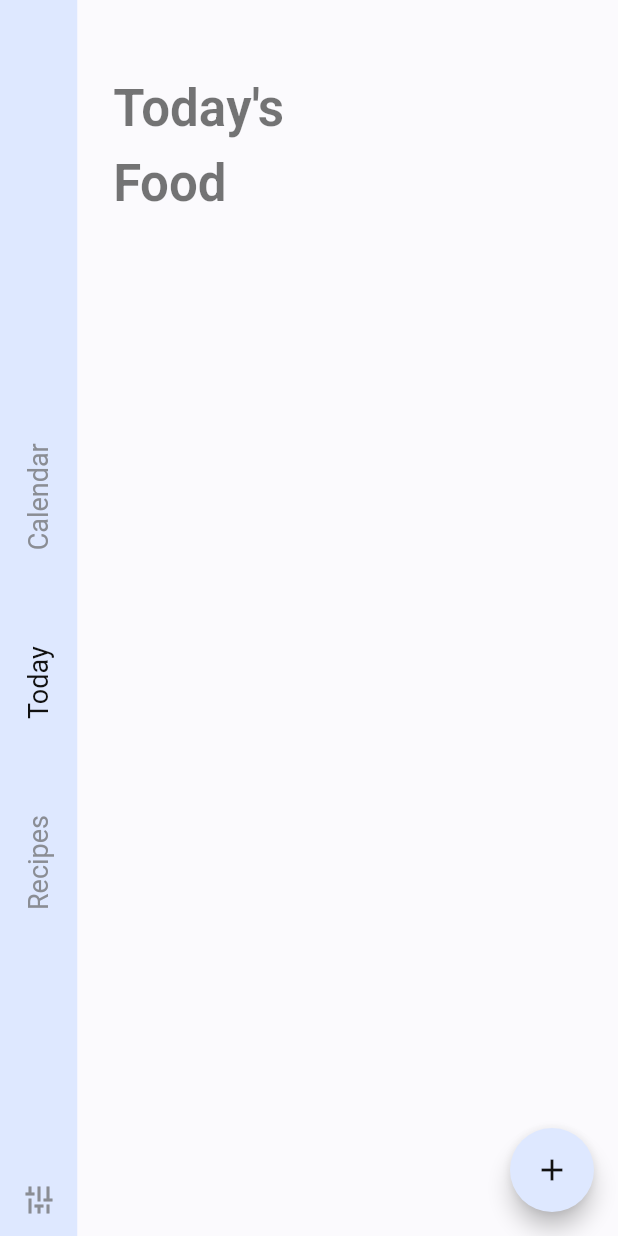
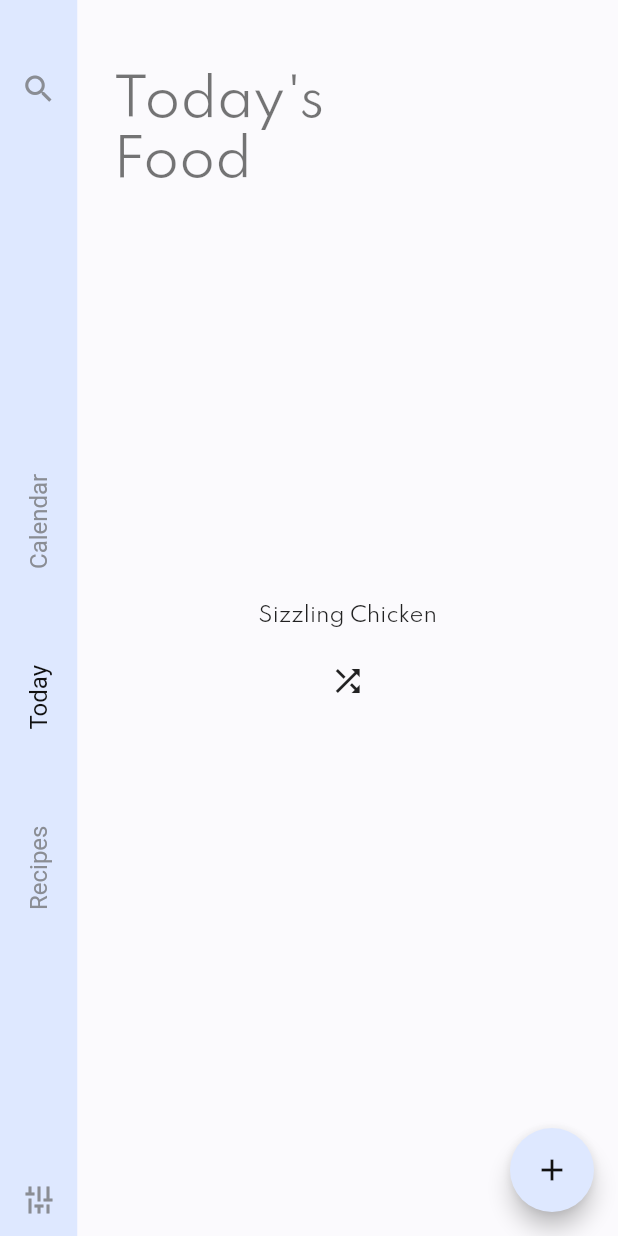
Before and after one commit to osamaaliarshad/FoodCast, a Flutter app: the screen it shows after launch, after a tap on "Calendar", after a tap on "Today", on a phone screen of 412 x 824 dp. Run offline on Flutter 3.47's test engine with Material 2 defaults, Android fonts, the phone set to English and light mode, and no system bars; our stand-ins replace firebase_core, flutter_riverpod, table_calendar; accounts and stored records are empty.

Commit message:
Added Calendar, new font, and implemented random item sort for foods. Created a foodItem model class

```diff
--- a/lib/main.dart
+++ b/lib/main.dart
@@ -1,8 +1,8 @@
+import 'package:firebase_core/firebase_core.dart';
 import 'package:flutter/material.dart';
 import 'package:flutter/services.dart';
 import 'package:flutter_riverpod/all.dart';
 import 'package:foodcast/presentation/home_screen.dart';
-
 import 'constants.dart';
 
 void main() {
@@ -19,11 +19,14 @@ void main() {
 }
 
 class MyApp extends StatelessWidget {
+  //final Future<FirebaseApp> _initialization = Firebase.initializeApp();
   @override
   Widget build(BuildContext context) {
+    SystemChrome.setPreferredOrientations(
+        [DeviceOrientation.portraitUp, DeviceOrientation.portraitDown]);
     return MaterialApp(
       debugShowCheckedModeBanner: false,
-      theme: ThemeData(primaryColor: sidebarColor, fontFamily: 'Heebo'),
+      theme: ThemeData(primaryColor: sidebarColor, fontFamily: 'Spartan'),
       home: MyHomePage(),
     );
   }
--- /dev/null
+++ b/lib/models/food_item.dart
@@ -0,0 +1,7 @@
+import 'package:flutter/material.dart';
+
+class FoodItem {
+  FoodItem({@required this.foodName, this.defaultImage});
+  String foodName;
+  AssetImage defaultImage = AssetImage('assets/food_images/default.png');
+}
--- a/lib/presentation/calendar_page.dart
+++ b/lib/presentation/calendar_page.dart
@@ -1,23 +1,59 @@
 import 'package:flutter/material.dart';
+import 'package:foodcast/constants.dart';
+import 'package:table_calendar/table_calendar.dart';
 
-class CalendarPage extends StatelessWidget {
+class CalendarPage extends StatefulWidget {
+  @override
+  _CalendarPageState createState() => _CalendarPageState();
+}
+
+class _CalendarPageState extends State<CalendarPage> {
+  CalendarController _calendarController;
+  @override
+  void initState() {
+    super.initState();
+    _calendarController = CalendarController();
+  }
+
+  @override
+  void dispose() {
+    _calendarController.dispose();
+    super.dispose();
+  }
+
   @override
   Widget build(BuildContext context) {
+    final double height = MediaQuery.of(context).size.height;
     return Expanded(
       child: Padding(
-        padding: const EdgeInsets.fromLTRB(24, 24, 0, 0),
+        padding: const EdgeInsets.fromLTRB(12, 16, 12, 0),
         child: MediaQuery.removePadding(
           removeTop: true,
           context: context,
           child: ListView(
             children: <Widget>[
               SizedBox(
-                height: 24,
+                height: 48,
               ),
               Text('Calendar', style: Theme.of(context).textTheme.headline4),
               SizedBox(
-                height: 24,
+                height: (height * 0.5) / 5,
               ),
+              TableCalendar(
+                calendarController: _calendarController,
+                calendarStyle: CalendarStyle(
+                  weekendStyle: TextStyle(color: Colors.black),
+                  outsideDaysVisible: false,
+                  todayColor: activeColor,
+                  selectedColor: sidebarColor,
+                  selectedStyle: TextStyle(color: Colors.black),
+                  outsideWeekendStyle: TextStyle(color: Colors.black),
+                ),
+              ),
+              SizedBox(
+                height: 50,
+              ),
+              Center(child: Text('Food that was made on this day'))
             ],
           ),
         ),
--- a/lib/presentation/home_screen.dart
+++ b/lib/presentation/home_screen.dart
@@ -2,6 +2,7 @@ import 'package:flutter/material.dart';
 import 'package:foodcast/constants.dart';
 import 'package:foodcast/presentation/calendar_page.dart';
 import 'package:foodcast/presentation/recipe_page.dart';
+import 'package:foodcast/presentation/settings_page.dart';
 import 'package:foodcast/presentation/today_page.dart';
 
 class MyHomePage extends StatefulWidget {
@@ -10,7 +11,7 @@ class MyHomePage extends StatefulWidget {
 }
 
 class _MyHomePageState extends State<MyHomePage> {
-  int _selectedIndex = 2;
+  int _selectedIndex = 1;
 
   @override
   Widget build(BuildContext context) {
@@ -54,6 +55,19 @@ class _MyHomePageState extends State<MyHomePage> {
         });
       },
       labelType: NavigationRailLabelType.all,
+      leading: Column(
+        children: [
+          SizedBox(
+            height: height / 30,
+          ),
+          IconButton(
+              icon: Icon(
+                Icons.search,
+                color: deactiveColor,
+              ),
+              onPressed: () {}),
+        ],
+      ),
       destinations: [
         buildRotatedTextRailDestination("Calendar"),
         buildRotatedTextRailDestination("Today"),
@@ -71,7 +85,12 @@ class _MyHomePageState extends State<MyHomePage> {
                   Icons.tune,
                   color: deactiveColor,
                 ),
-                onPressed: () {}),
+                onPressed: () {
+                  Navigator.push(
+                    context,
+                    MaterialPageRoute(builder: (context) => SettingsPage()),
+                  );
+                }),
           )
         ],
       ),
@@ -95,7 +114,7 @@ NavigationRailDestination buildRotatedTextRailDestination(String text) {
         child: Text(
           text,
           style: TextStyle(
-            fontSize: 18,
+            fontSize: 16,
           ),
         ),
       ),
--- a/lib/presentation/recipe_page.dart
+++ b/lib/presentation/recipe_page.dart
@@ -1,7 +1,5 @@
 import 'dart:ui';
-
 import 'package:flutter/material.dart';
-import 'package:foodcast/constants.dart';
 
 class RecipePage extends StatelessWidget {
   @override
@@ -72,15 +70,15 @@ Card createStyleCard(String food, String image) {
       ),
       child: ClipRRect(
         child: BackdropFilter(
-          filter: ImageFilter.blur(sigmaX: 4, sigmaY: 4),
+          filter: ImageFilter.blur(sigmaX: 3, sigmaY: 3),
           child: Container(
             alignment: Alignment.center,
-            color: Colors.grey.withOpacity(0.3),
+            color: Colors.black.withOpacity(0.3),
             child: Text(
               food,
               textAlign: TextAlign.center,
               style: TextStyle(
-                  fontSize: 17.0, color: activeColor, fontFamily: 'Raleway'),
+                  fontSize: 17.0, color: Colors.white, fontFamily: 'Raleway'),
             ),
           ),
         ),
--- /dev/null
+++ b/lib/presentation/settings_page.dart
@@ -0,0 +1,16 @@
+import 'package:flutter/material.dart';
+
+class SettingsPage extends StatelessWidget {
+  @override
+  Widget build(BuildContext context) {
+    return Scaffold(
+      appBar: AppBar(
+        title: Text('Settings'),
+      ),
+      body: Column(
+        mainAxisAlignment: MainAxisAlignment.center,
+        children: <Widget>[Center(child: Text('content'))],
+      ),
+    );
+  }
+}
--- a/lib/presentation/today_page.dart
+++ b/lib/presentation/today_page.dart
@@ -1,11 +1,65 @@
+import 'dart:math';
+
 import 'package:flutter/material.dart';
 
-class TodayPage extends StatelessWidget {
+class TodayPage extends StatefulWidget {
+  @override
+  _TodayPageState createState() => _TodayPageState();
+}
+
+class _TodayPageState extends State<TodayPage> {
+  var foods = [
+    'Nihari',
+    'Biryani',
+    'Chicken 65',
+    'Shawarma',
+    'Falafel',
+    'Philly Cheese Steak',
+    'Sizzling Chicken',
+    'Haleem',
+    'Steak',
+    'Burrito',
+    'Taco',
+    'Burger',
+    'Quesadilla',
+    'Paratha Roll',
+    'Chicken Mundi',
+    'BBQ Tandoori Chicken',
+    'Tandoori Chicken and Yellow Rice',
+    'Khow Suey',
+    'Singaporean Rice',
+    'Chicken Manchurian',
+    'Chicken Jalfrezi',
+    'Chicken Makhani',
+    'Cheese Garlic Bread',
+    'Chicken Sandwich',
+    'Leaf Chicken Sandwich',
+    'Chicken Egg Sandwich',
+    'Spanish Rice',
+    'Green Chicken',
+    'Chapli Kebab',
+    'Chicken Wings',
+    'Chicken Korma',
+    'Chicken Karahi',
+    'Sliders',
+    'Pizza'
+  ];
+
+  final _random = new Random();
+
+  void changeFood() {
+    setState(() {
+      var element = foods[_random.nextInt(foods.length)];
+    });
+  }
+
   @override
   Widget build(BuildContext context) {
+    final double height = MediaQuery.of(context).size.height;
+    var element = foods[_random.nextInt(foods.length)];
     return Expanded(
       child: Padding(
-        padding: const EdgeInsets.fromLTRB(24, 24, 0, 0),
+        padding: const EdgeInsets.fromLTRB(24, 24, 24, 0),
         child: MediaQuery.removePadding(
           removeTop: true,
           context: context,
@@ -17,7 +71,17 @@ class TodayPage extends StatelessWidget {
               Text("Today's\nFood",
                   style: Theme.of(context).textTheme.headline4),
               SizedBox(
-                height: 24,
+                height: (height * 0.5) / 1.5,
+              ),
+              Center(child: Text(element.toString())),
+              SizedBox(
+                height: 10.0,
+              ),
+              IconButton(
+                icon: Icon(Icons.shuffle),
+                onPressed: () {
+                  changeFood();
+                },
               ),
             ],
           ),
```
Also changed, not shown: pubspec.yaml (+7 -0 lines), assets/fonts/Spartan/Spartan-Black.ttf (added), assets/fonts/Spartan/Spartan-Bold.ttf (added), assets/fonts/Spartan/Spartan-ExtraBold.ttf (added), assets/fonts/Spartan/Spartan-ExtraLight.ttf (added), assets/fonts/Spartan/Spartan-Light.ttf (added), assets/fonts/Spartan/Spartan-Medium.ttf (added), assets/fonts/Spartan/Spartan-Regular.ttf (added), assets/fonts/Spartan/Spartan-SemiBold.ttf (added), assets/fonts/Spartan/Spartan-Thin.ttf (added), assets/food_images/default.png (added), pubspec.lock, 3 other files.
